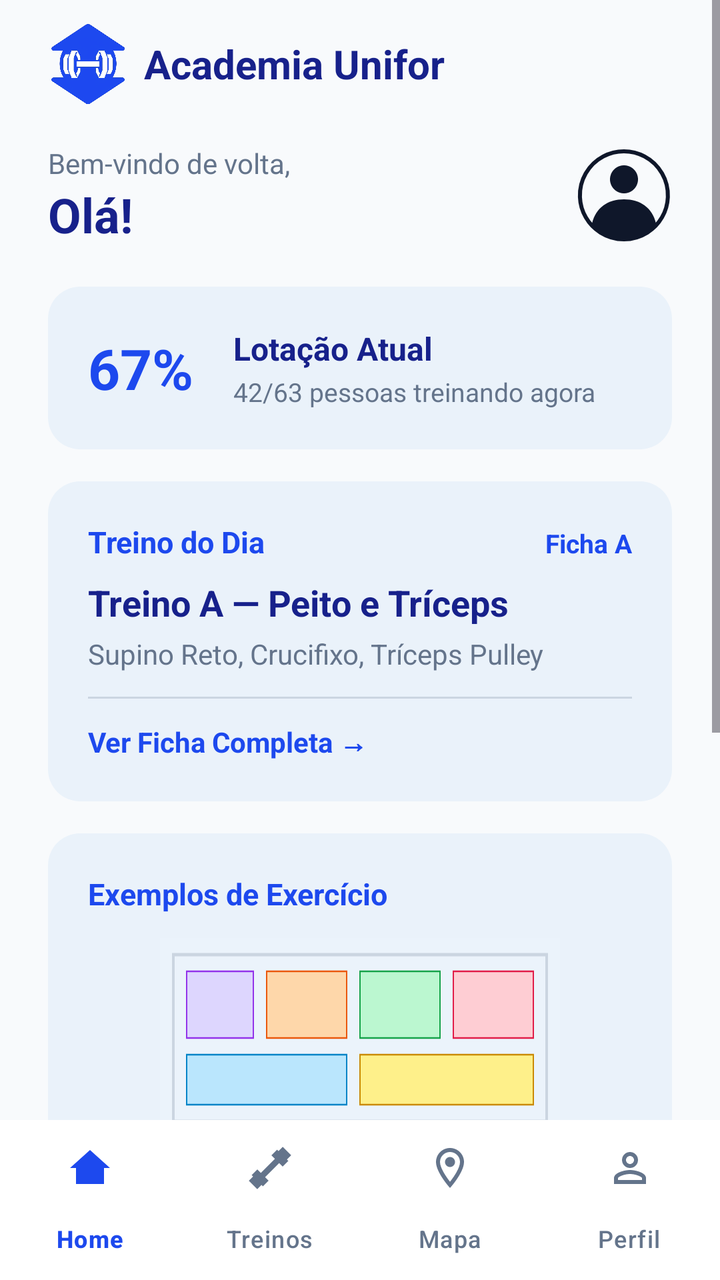
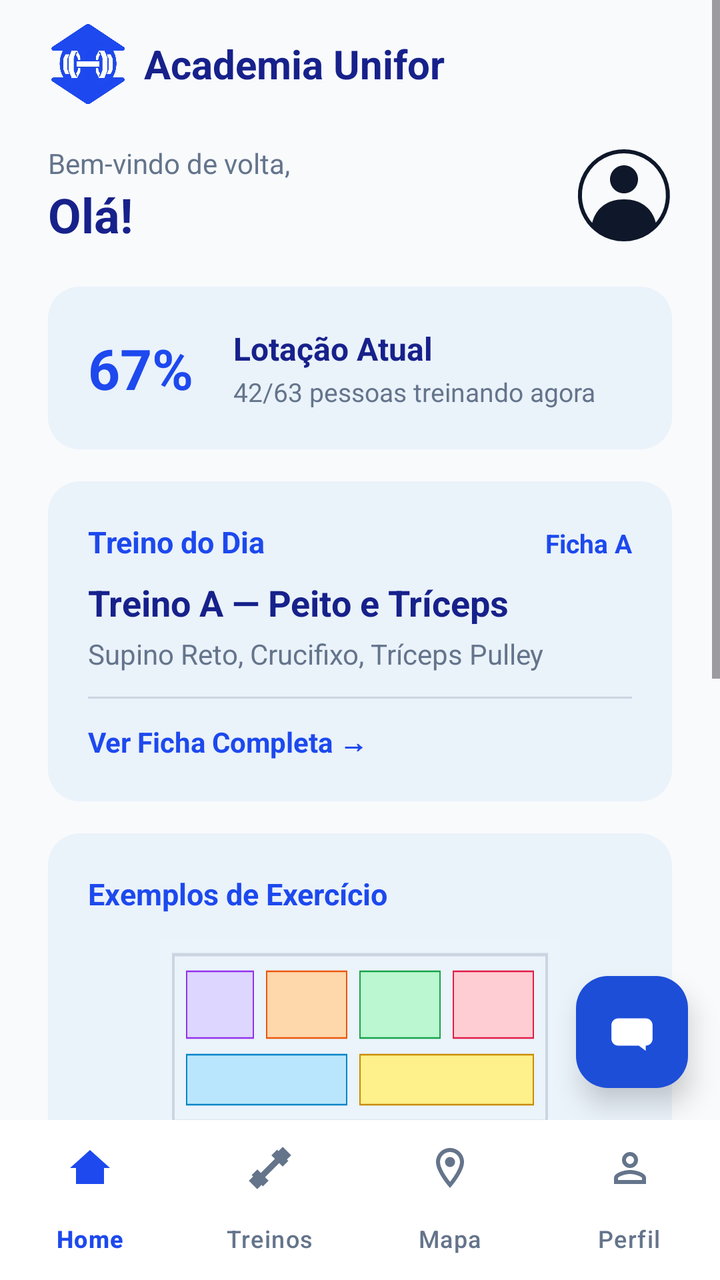

Compare the two renders of this Android layout. The source of the first and the diff that turns it into the second are given below.
<!-- AndroidManifest.xml: application theme Theme.AcademiaUniforTelas1 -->
<!-- res/layout/activity_home_aluno.xml -->
<?xml version="1.0" encoding="utf-8"?>
<RelativeLayout xmlns:android="http://schemas.android.com/apk/res/android"
    xmlns:app="http://schemas.android.com/apk/res-auto"
    android:layout_width="match_parent"
    android:layout_height="match_parent"
    android:fitsSystemWindows="true"
    android:background="@color/background_white">

    <ViewFlipper
        android:id="@+id/viewFlipperAluno"
        android:layout_width="match_parent"
        android:layout_height="match_parent"
        android:layout_above="@id/bottomNav">

        
        <ScrollView
            android:layout_width="match_parent"
            android:layout_height="match_parent"
            android:fillViewport="true">

            <LinearLayout
                android:layout_width="match_parent"
                android:layout_height="wrap_content"
                android:orientation="vertical"
                android:paddingHorizontal="24dp"
                android:paddingVertical="12dp">

                <LinearLayout
                    android:layout_width="wrap_content"
                    android:layout_height="wrap_content"
                    android:gravity="center_vertical"
                    android:orientation="horizontal">
                    <ImageView
                        android:layout_width="40dp"
                        android:layout_height="40dp"
                        android:contentDescription="Logo"
                        android:src="@drawable/ic_academia_logo" />
                    <TextView
                        android:layout_width="wrap_content"
                        android:layout_height="wrap_content"
                        android:layout_marginStart="8dp"
                        android:text="Academia Unifor"
                        android:textColor="@color/dark_navy"
                        android:textSize="20sp"
                        android:textStyle="bold" />
                </LinearLayout>

                <LinearLayout
                    android:layout_width="match_parent"
                    android:layout_height="wrap_content"
                    android:layout_marginTop="20dp"
                    android:gravity="center_vertical"
                    android:orientation="horizontal">
                    <LinearLayout
                        android:layout_width="0dp"
                        android:layout_height="wrap_content"
                        android:layout_weight="1"
                        android:orientation="vertical">
                        <TextView
                            android:layout_width="wrap_content"
                            android:layout_height="wrap_content"
                            android:text="Bem-vindo de volta,"
                            android:textColor="@color/text_gray"
                            android:textSize="14sp" />
                        <TextView
                            android:id="@+id/tvSaudacaoAluno"
                            android:layout_width="wrap_content"
                            android:layout_height="wrap_content"
                            android:text="Olá!"
                            android:textColor="@color/dark_navy"
                            android:textSize="24sp"
                            android:textStyle="bold" />
                    </LinearLayout>
                    <ImageView
                        android:layout_width="48dp"
                        android:layout_height="48dp"
                        android:contentDescription="Perfil"
                        android:src="@drawable/ic_avatar_bordered" />
                </LinearLayout>

                
                <LinearLayout
                    android:layout_width="match_parent"
                    android:layout_height="wrap_content"
                    android:layout_marginTop="20dp"
                    android:background="@drawable/bg_card_blue"
                    android:gravity="center_vertical"
                    android:orientation="horizontal"
                    android:padding="20dp">
                    <TextView
                        android:layout_width="wrap_content"
                        android:layout_height="wrap_content"
                        android:text="67%"
                        android:textColor="@color/primary_blue"
                        android:textSize="28sp"
                        android:textStyle="bold" />
                    <LinearLayout
                        android:layout_width="match_parent"
                        android:layout_height="wrap_content"
                        android:layout_marginStart="20dp"
                        android:orientation="vertical">
                        <TextView
                            android:layout_width="wrap_content"
                            android:layout_height="wrap_content"
                            android:text="Lotação Atual"
                            android:textColor="@color/dark_navy"
                            android:textSize="16sp"
                            android:textStyle="bold" />
                        <TextView
                            android:layout_width="wrap_content"
                            android:layout_height="wrap_content"
                            android:layout_marginTop="2dp"
                            android:text="42/63 pessoas treinando agora"
                            android:textColor="@color/text_gray"
                            android:textSize="13sp" />
                    </LinearLayout>
                </LinearLayout>

                
                <LinearLayout
                    android:layout_width="match_parent"
                    android:layout_height="wrap_content"
                    android:layout_marginTop="16dp"
                    android:background="@drawable/bg_card_blue"
                    android:orientation="vertical"
                    android:padding="20dp">
                    <LinearLayout
                        android:layout_width="match_parent"
                        android:layout_height="wrap_content"
                        android:orientation="horizontal">
                        <TextView
                            android:layout_width="0dp"
                            android:layout_height="wrap_content"
                            android:layout_weight="1"
                            android:text="Treino do Dia"
                            android:textColor="@color/primary_blue"
                            android:textSize="15sp"
                            android:textStyle="bold" />
                        <TextView
                            android:layout_width="wrap_content"
                            android:layout_height="wrap_content"
                            android:text="Ficha A"
                            android:textColor="@color/primary_blue"
                            android:textSize="13sp"
                            android:textStyle="bold" />
                    </LinearLayout>
                    <TextView
                        android:layout_width="wrap_content"
                        android:layout_height="wrap_content"
                        android:layout_marginTop="8dp"
                        android:text="Treino A — Peito e Tríceps"
                        android:textColor="@color/dark_navy"
                        android:textSize="18sp"
                        android:textStyle="bold" />
                    <TextView
                        android:layout_width="wrap_content"
                        android:layout_height="wrap_content"
                        android:layout_marginTop="4dp"
                        android:text="Supino Reto, Crucifixo, Tríceps Pulley"
                        android:textColor="@color/text_gray"
                        android:textSize="14sp" />
                    <View
                        android:layout_width="match_parent"
                        android:layout_height="1dp"
                        android:layout_marginVertical="12dp"
                        android:background="#CBD5E1" />
                    <TextView
                        android:id="@+id/btnVerFichaTreino1"
                        android:layout_width="wrap_content"
                        android:layout_height="wrap_content"
                        android:clickable="true"
                        android:focusable="true"
                        android:text="Ver Ficha Completa →"
                        android:textColor="@color/primary_blue"
                        android:textSize="14sp"
                        android:textStyle="bold" />
                </LinearLayout>

                
                <LinearLayout
                    android:layout_width="match_parent"
                    android:layout_height="wrap_content"
                    android:layout_marginTop="16dp"
                    android:background="@drawable/bg_card_blue"
                    android:orientation="vertical"
                    android:padding="20dp">
                    <TextView
                        android:layout_width="wrap_content"
                        android:layout_height="wrap_content"
                        android:text="Exemplos de Exercício"
                        android:textColor="@color/primary_blue"
                        android:textSize="15sp"
                        android:textStyle="bold" />
                    <ImageView
                        android:layout_width="match_parent"
                        android:layout_height="100dp"
                        android:layout_marginTop="12dp"
                        android:scaleType="fitCenter"
                        android:src="@drawable/ic_map_diagram" />
                    <TextView
                        android:id="@+id/btnVerExemplos"
                        android:layout_width="wrap_content"
                        android:layout_height="wrap_content"
                        android:layout_gravity="center_horizontal"
                        android:layout_marginTop="12dp"
                        android:clickable="true"
                        android:focusable="true"
                        android:text="Ver Exemplos"
                        android:textColor="@color/primary_blue"
                        android:textSize="14sp"
                        android:textStyle="bold" />
                </LinearLayout>

                
                <LinearLayout
                    android:layout_width="match_parent"
                    android:layout_height="wrap_content"
                    android:layout_marginTop="16dp"
                    android:background="@drawable/bg_card_blue"
                    android:orientation="vertical"
                    android:padding="20dp">
                    <LinearLayout
                        android:layout_width="match_parent"
                        android:layout_height="wrap_content"
                        android:orientation="horizontal">
                        <TextView
                            android:layout_width="0dp"
                            android:layout_height="wrap_content"
                            android:layout_weight="1"
                            android:text="Próximos Treinos"
                            android:textColor="@color/primary_blue"
                            android:textSize="15sp"
                            android:textStyle="bold" />
                        <TextView
                            android:layout_width="wrap_content"
                            android:layout_height="wrap_content"
                            android:text="Ficha A"
                            android:textColor="@color/primary_blue"
                            android:textSize="13sp"
                            android:textStyle="bold" />
                    </LinearLayout>
                    <TextView
                        android:layout_width="wrap_content"
                        android:layout_height="wrap_content"
                        android:layout_marginTop="8dp"
                        android:text="Treino B — Perna e Costas"
                        android:textColor="@color/dark_navy"
                        android:textSize="18sp"
                        android:textStyle="bold" />
                    <TextView
                        android:layout_width="wrap_content"
                        android:layout_height="wrap_content"
                        android:layout_marginTop="4dp"
                        android:text="Exercício 1, Exercício 2, Exercício 3, Exercício 4"
                        android:textColor="@color/text_gray"
                        android:textSize="14sp" />
                    <View
                        android:layout_width="match_parent"
                        android:layout_height="1dp"
                        android:layout_marginVertical="12dp"
                        android:background="#CBD5E1" />
                    <TextView
                        android:id="@+id/btnVerFichaTreino2"
                        android:layout_width="wrap_content"
                        android:layout_height="wrap_content"
                        android:text="Ver Ficha Completa →"
                        android:textColor="@color/primary_blue"
                        android:textSize="14sp"
                        android:textStyle="bold"
                        android:clickable="true"
                        android:focusable="true"/>
                </LinearLayout>

                <Space
                    android:layout_width="match_parent"
                    android:layout_height="32dp" />

            </LinearLayout>
        </ScrollView>

        
        <ScrollView
            android:layout_width="match_parent"
            android:layout_height="match_parent"
            android:fillViewport="true">
            <LinearLayout android:layout_width="match_parent" android:layout_height="wrap_content" android:orientation="vertical" android:paddingHorizontal="24dp" android:paddingVertical="16dp">
                <TextView android:layout_width="match_parent" android:layout_height="wrap_content" android:text="@string/minha_ficha_treino" android:textColor="#0F172A" android:textSize="22sp" android:textStyle="bold" />
                <TextView android:layout_width="match_parent" android:layout_height="wrap_content" android:layout_marginTop="4dp" android:text="@string/foco_treino" android:textColor="#64748B" android:textSize="14sp" />

                <LinearLayout android:layout_width="match_parent" android:layout_height="48dp" android:layout_marginTop="16dp" android:background="@drawable/bg_card_blue" android:gravity="center_vertical" android:orientation="horizontal" android:padding="4dp">
                    <TextView android:id="@+id/tvTabTreinoAHome" android:layout_width="0dp" android:layout_height="match_parent" android:layout_weight="1" android:background="@drawable/bg_pill_blue" android:gravity="center" android:text="Treino A" android:textColor="#FFFFFF" android:textSize="14sp" android:textStyle="bold" android:clickable="true" android:focusable="true" />
                    <TextView android:id="@+id/tvTabTreinoBHome" android:layout_width="0dp" android:layout_height="match_parent" android:layout_weight="1" android:gravity="center" android:text="Treino B" android:textColor="#2558F5" android:textSize="14sp" android:textStyle="bold" android:clickable="true" android:focusable="true" />
                    <TextView android:id="@+id/tvTabTreinoCHome" android:layout_width="0dp" android:layout_height="match_parent" android:layout_weight="1" android:gravity="center" android:text="Treino C" android:textColor="#2558F5" android:textSize="14sp" android:textStyle="bold" android:clickable="true" android:focusable="true" />
                </LinearLayout>

                <LinearLayout android:layout_width="match_parent" android:layout_height="wrap_content" android:layout_marginTop="16dp" android:background="@drawable/bg_card_blue" android:gravity="center_vertical" android:orientation="horizontal" android:padding="12dp">
                    <TextView android:id="@+id/tvInfoTreinoHome" android:layout_width="wrap_content" android:layout_height="wrap_content" android:text="ⓘ  Treino A — Peito e Tríceps" android:textColor="#0F172A" android:textSize="14sp" android:textStyle="bold" />
                </LinearLayout>

                <Button
                    android:id="@+id/btnIniciarTreino"
                    android:layout_width="match_parent"
                    android:layout_height="54dp"
                    android:layout_marginTop="16dp"
                    android:background="@drawable/bg_rounded_button"
                    android:text="Iniciar Treino"
                    android:textColor="#FFFFFF"
                    android:textSize="16sp"
                    android:textStyle="bold"
                    android:textAllCaps="false" />

                <LinearLayout
                    android:id="@+id/llContainerExerciciosTreinoHome"
                    android:layout_width="match_parent"
                    android:layout_height="wrap_content"
                    android:orientation="vertical">

                    

                </LinearLayout>

                <Space android:layout_width="match_parent" android:layout_height="32dp" />
            </LinearLayout>
        </ScrollView>

        
        <LinearLayout
            android:layout_width="match_parent"
            android:layout_height="match_parent"
            android:gravity="center"
            android:orientation="vertical">
            <TextView
                android:layout_width="wrap_content"
                android:layout_height="wrap_content"
                android:text="Seção: Mapa\n(Em desenvolvimento...)"
                android:textAlignment="center"
                android:textColor="@color/text_gray"
                android:textSize="18sp" />
        </LinearLayout>

        
        <LinearLayout
            android:layout_width="match_parent"
            android:layout_height="match_parent"
            android:gravity="center"
            android:orientation="vertical">
            <TextView
                android:layout_width="wrap_content"
                android:layout_height="wrap_content"
                android:text="Seção: Perfil\n(Em desenvolvimento...)"
                android:textAlignment="center"
                android:textColor="@color/text_gray"
                android:textSize="18sp" />
        </LinearLayout>

    </ViewFlipper>

    
    <com.google.android.material.bottomnavigation.BottomNavigationView
        android:id="@+id/bottomNav"
        android:layout_width="match_parent"
        android:layout_height="wrap_content"
        android:layout_alignParentBottom="true"
        android:background="#FFFFFF"
        app:itemIconTint="@color/nav_item_colors"
        app:itemTextColor="@color/nav_item_colors"
        app:menu="@menu/menu_bottom_nav"
        app:labelVisibilityMode="labeled"
        app:elevation="12dp" />

</RelativeLayout>
<!-- resources referenced by this layout -->
<resources>
  <color name="background_white">#F8FAFC</color>
  <color name="dark_navy">#17218B</color>
  <color name="primary_blue">#1D49EE</color>
  <color name="text_gray">#64748B</color>
  <!-- drawable bg_card_blue (drawable) -->
  <?xml version="1.0" encoding="utf-8"?>
  <shape xmlns:android="http://schemas.android.com/apk/res/android">
      <solid android:color="#EAF2FA" />
      <corners android:radius="16dp" />
  </shape>
  <!-- drawable bg_pill_blue (drawable) -->
  <?xml version="1.0" encoding="utf-8"?>
  <shape xmlns:android="http://schemas.android.com/apk/res/android">
      <solid android:color="#102A63" />
      <corners android:radius="28dp" />
  </shape>
  <!-- drawable bg_rounded_button (drawable) -->
  <?xml version="1.0" encoding="utf-8"?>
  <shape xmlns:android="http://schemas.android.com/apk/res/android">
      <solid android:color="#2558F5" />
      <corners android:radius="28dp" />
  </shape>
  <!-- drawable ic_avatar_bordered (drawable) -->
  <?xml version="1.0" encoding="utf-8"?>
  <vector xmlns:android="http://schemas.android.com/apk/res/android"
      android:width="48dp" android:height="48dp"
      android:viewportWidth="48" android:viewportHeight="48">
      <path android:strokeWidth="2" android:strokeColor="#0F172A" android:pathData="M24,2 A22,22 0 1,1 23.9,2 z"/>
      <path android:fillColor="#0F172A" android:pathData="M24,9 c-3.87,0 -7,3.13 -7,7 c0,3.87 3.13,7 7,7 c3.87,0 7,-3.13 7,-7 c0,-3.87 -3.13,-7 -7,-7 z"/>
      <path android:fillColor="#0F172A" android:pathData="M8,38 c2,-8 8,-12 16,-12 s14,4 16,12 c-3,5 -8,8 -16,8 s-13,-3 -16,-8 z"/>
  </vector>
  <string name="foco_treino">Foco do Treino</string>
  <string name="minha_ficha_treino">Minha Ficha de Treino</string>
  <style name="Theme.AcademiaUniforTelas1" parent="Base.Theme.AcademiaUniforTelas1" />
  <style name="Base.Theme.AcademiaUniforTelas1" parent="Theme.Material3.DayNight.NoActionBar">
          <item name="colorPrimary">@color/primary_blue</item>
          <item name="colorAccent">@color/primary_blue</item>
          <item name="materialButtonStyle">@style/Widget.Material3.Button</item>
      </style>
  <!-- unchanged entries left out for length: 2 -->
</resources>

<!-- the commit's change to res/layout/activity_home_aluno.xml (unified diff, before → after) -->
@@ -273,7 +273,7 @@
 
                 <Space
                     android:layout_width="match_parent"
-                    android:layout_height="32dp" />
+                    android:layout_height="100dp" />
 
             </LinearLayout>
         </ScrollView>
@@ -356,6 +356,21 @@
     </ViewFlipper>
 
     
+    <com.google.android.material.floatingactionbutton.FloatingActionButton
+        android:id="@+id/fabChatMoema"
+        android:layout_width="wrap_content"
+        android:layout_height="wrap_content"
+        android:layout_above="@id/bottomNav"
+        android:layout_alignParentEnd="true"
+        android:layout_marginEnd="16dp"
+        android:layout_marginBottom="16dp"
+        android:contentDescription="Chat com Moema"
+        android:src="@drawable/ic_chat_fab"
+        app:backgroundTint="#1D4ED8"
+        app:tint="#FFFFFF"
+        app:elevation="8dp" />
+
+    
     <com.google.android.material.bottomnavigation.BottomNavigationView
         android:id="@+id/bottomNav"
         android:layout_width="match_parent"
<!-- resource entries referenced after the edit -->
@@ -31,6 +31,13 @@
       <path android:fillColor="#0F172A" android:pathData="M24,9 c-3.87,0 -7,3.13 -7,7 c0,3.87 3.13,7 7,7 c3.87,0 7,-3.13 7,-7 c0,-3.87 -3.13,-7 -7,-7 z"/>
       <path android:fillColor="#0F172A" android:pathData="M8,38 c2,-8 8,-12 16,-12 s14,4 16,12 c-3,5 -8,8 -16,8 s-13,-3 -16,-8 z"/>
   </vector>
+  <!-- drawable ic_chat_fab (drawable) -->
+  <?xml version="1.0" encoding="utf-8"?>
+  <vector xmlns:android="http://schemas.android.com/apk/res/android"
+      android:width="56dp" android:height="56dp"
+      android:viewportWidth="56" android:viewportHeight="56">
+      <path android:fillColor="#2558F5" android:pathData="M12,12 h32 c4.4,0 8,3.6 8,8 v16 c0,4.4 -3.6,8 -8,8 v6 l-8,-6 h-24 c-4.4,0 -8,-3.6 -8,-8 v-16 c0,-4.4 3.6,-8 8,-8 z" />
+  </vector>
   <string name="foco_treino">Foco do Treino</string>
   <string name="minha_ficha_treino">Minha Ficha de Treino</string>
   <style name="Theme.AcademiaUniforTelas1" parent="Base.Theme.AcademiaUniforTelas1" />
